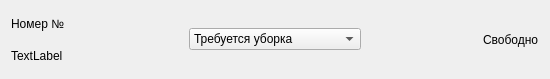
The window that Client/Form Menu/Rooms/itemroom.ui (Golfriman/Control_Data) describes before a commit, drawn with Qt 5.
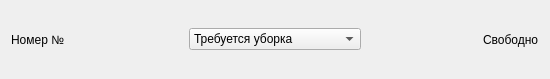
The same window after the commit.

Patch:
```diff
--- a/Client/Form Menu/Rooms/itemroom.ui
+++ b/Client/Form Menu/Rooms/itemroom.ui
@@ -23,13 +23,6 @@
        </property>
       </widget>
      </item>
-     <item>
-      <widget class="QLabel" name="label_2">
-       <property name="text">
-        <string>TextLabel</string>
-       </property>
-      </widget>
-     </item>
     </layout>
    </item>
    <item>
```
Left out of the diff: 6 changed lines with no effect on the pictures.
